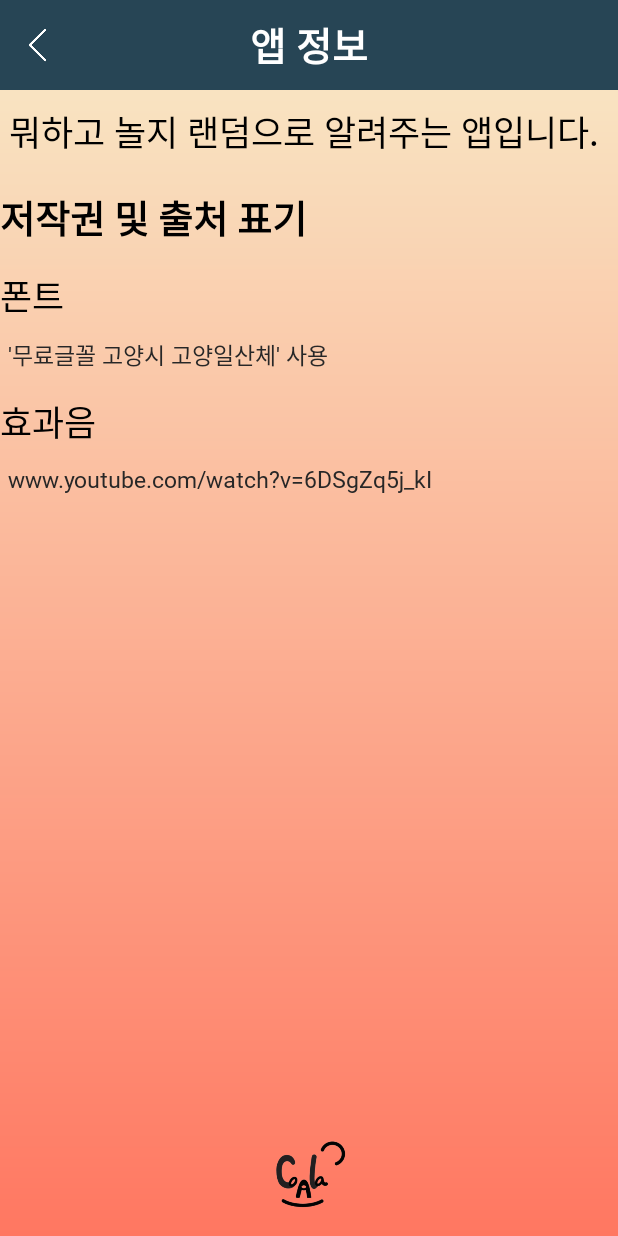
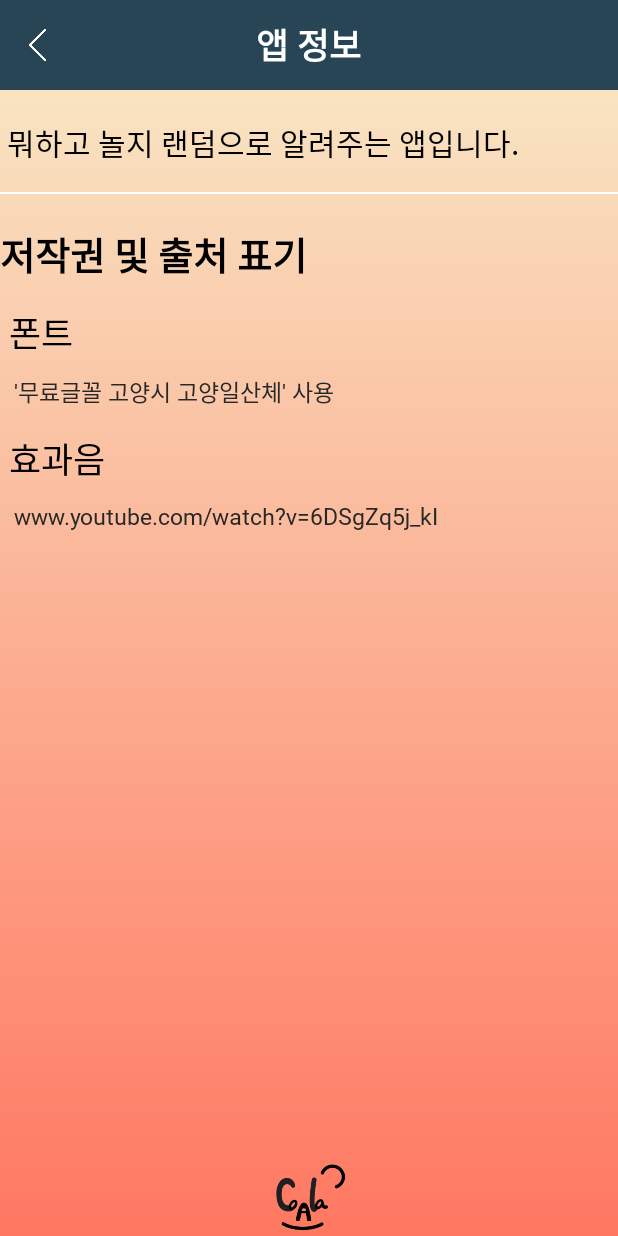
Before and after one commit to hololee/PLAY_APP, an Android app: the AppInfoActivity screen opened directly, with no data from a screen before it, on a phone screen of 412 x 824 dp. Run offline under Robolectric (Android 15) with nearby library versions, the phone set to English and light mode, and no system bars.

Commit message:
인트로 수정 & 글씨크기수정

```diff
--- a/app/src/main/res/drawable/borderline_bottom_white.xml
+++ b/app/src/main/res/drawable/borderline_bottom_white.xml
@@ -8,7 +8,7 @@
         android:top="-10dp">
         <shape android:shape="rectangle">
             <stroke
-                android:width="3dp"
+                android:width="1dp"
                 android:color="#FFFFFF" />
             <solid android:color="#00ff0000"/>
         </shape>
--- a/app/src/main/res/drawable/intro.xml
+++ b/app/src/main/res/drawable/intro.xml
@@ -3,16 +3,15 @@
     <item
         android:drawable="@drawable/background_color"/>
 
-    <item>
-        <bitmap
-            android:gravity="center"
-            android:src="@drawable/logo_title" />
-    </item>
+    <item
+        android:drawable="@drawable/logo_title"
+        android:gravity="center"/>
 
-    <item>
-        <bitmap
-            android:gravity="bottom"
-            android:src="@drawable/coala_s"/>
-    </item>
+    <item
+        android:drawable="@drawable/coala"
+        android:gravity="bottom|center"
+        android:bottom="50dp"
+        android:width="49dp"
+        android:height="49dp"/>
 
 </layer-list>
--- a/app/src/main/res/layout/activity_app_info.xml
+++ b/app/src/main/res/layout/activity_app_info.xml
@@ -38,7 +38,7 @@
             android:gravity="center"
             android:text="앱 정보"
             android:textColor="@color/real_white"
-            android:textSize="26sp"
+            android:textSize="23sp"
             android:textStyle="bold" />
 
     </RelativeLayout>
@@ -49,79 +49,80 @@
         android:layout_height="wrap_content"
         android:layout_below="@+id/top_tap"
         android:layout_marginTop="10dp"
+        android:background="@drawable/borderline_bottom_white"
+        android:fontFamily="@font/system_font"
+        android:paddingTop="10dp"
+        android:paddingBottom="20dp"
         android:text=" 뭐하고 놀지 랜덤으로 알려주는 앱입니다."
+        android:textColor="#000000"
+        android:textSize="20sp" />
+
+    <TextView
+        android:id="@+id/appinfo_source"
+        android:layout_width="match_parent"
+        android:layout_height="wrap_content"
+        android:layout_below="@id/appinfo_main"
+        android:layout_marginTop="20dp"
         android:fontFamily="@font/system_font"
+        android:text="저작권 및 출처 표기"
+        android:textColor="#000000"
+        android:textSize="25sp"
+        android:textStyle="bold" />
+
+    <TextView
+        android:id="@+id/appinfo_fontsource"
+        android:layout_width="match_parent"
+        android:layout_height="wrap_content"
+        android:layout_below="@id/appinfo_source"
+        android:layout_marginTop="15dp"
+        android:fontFamily="@font/system_font"
+        android:text=" 폰트"
         android:textColor="#000000"
         android:textSize="23sp" />
 
     <TextView
+        android:id="@+id/fontsource_main"
         android:layout_width="match_parent"
         android:layout_height="wrap_content"
-        android:id="@+id/appinfo_source"
-        android:text="저작권 및 출처 표기"
+        android:layout_below="@id/appinfo_fontsource"
+        android:layout_marginLeft="5dp"
+        android:layout_marginTop="10dp"
         android:fontFamily="@font/system_font"
-        android:textSize="25sp"
-        android:textColor="#000000"
-        android:textStyle="bold"
-        android:layout_below="@id/appinfo_main"
-        android:layout_marginTop="20dp"
-        />
+        android:text=" '무료글꼴 고양시 고양일산체' 사용"
+        android:textColor="#272727"
+        android:textSize="15sp" />
+
     <TextView
+        android:id="@+id/appinfo_soundsource"
         android:layout_width="match_parent"
         android:layout_height="wrap_content"
-        android:text="폰트"
+        android:layout_below="@id/fontsource_main"
+        android:layout_marginTop="15dp"
         android:fontFamily="@font/system_font"
-        android:layout_below="@id/appinfo_source"
-        android:textSize="23sp"
+        android:text=" 효과음"
         android:textColor="#000000"
-        android:layout_marginTop="15dp"
-        android:id="@+id/appinfo_fontsource"
-        />
+        android:textSize="23sp" />
+
     <TextView
+        android:id="@+id/soundsource_main"
         android:layout_width="match_parent"
         android:layout_height="wrap_content"
+        android:layout_below="@id/appinfo_soundsource"
         android:layout_marginLeft="5dp"
-        android:text="'무료글꼴 고양시 고양일산체' 사용"
+        android:layout_marginTop="10dp"
         android:fontFamily="@font/system_font"
-        android:layout_below="@id/appinfo_fontsource"
-        android:id="@+id/fontsource_main"
+        android:text=" www.youtube.com/watch?v=6DSgZq5j_kI"
         android:textColor="#272727"
-        android:layout_marginTop="10dp"
-        android:textSize="15sp"
-        />
-    <TextView
-        android:layout_width="match_parent"
-        android:layout_height="wrap_content"
-        android:text="효과음"
-        android:fontFamily="@font/system_font"
-        android:layout_below="@id/fontsource_main"
-        android:textSize="23sp"
-        android:textColor="#000000"
-        android:layout_marginTop="15dp"
-        android:id="@+id/appinfo_soundsource"
-        />
-    <TextView
-        android:layout_width="match_parent"
-        android:layout_height="wrap_content"
-        android:layout_marginLeft="5dp"
-        android:text="www.youtube.com/watch?v=6DSgZq5j_kI"
-        android:fontFamily="@font/system_font"
-        android:layout_below="@id/appinfo_soundsource"
-        android:id="@+id/soundsource_main"
-        android:textColor="#272727"
-        android:layout_marginTop="10dp"
-        android:textSize="15sp"
-        />
+        android:textSize="15sp" />
+
     <ImageView
+        android:id="@+id/coala"
         android:layout_width="49dp"
         android:layout_height="49dp"
         android:layout_alignParentBottom="true"
         android:layout_centerHorizontal="true"
-        android:layout_marginBottom="0dp"
         android:adjustViewBounds="true"
-        android:layout_margin="15dp"
         android:scaleType="fitCenter"
-        android:id="@+id/coala"
         android:src="@drawable/coala" />
 
 </RelativeLayout>
--- a/app/src/main/res/layout/activity_play_list.xml
+++ b/app/src/main/res/layout/activity_play_list.xml
@@ -52,7 +52,7 @@
         android:text="추가"
         android:fontFamily="@font/system_font"
         android:textColor="#000000"
-        android:textSize="25sp" />
+        android:textSize="20sp" />
 
     <ImageButton
         android:id="@+id/list_add_btn"
@@ -89,7 +89,7 @@
         android:fontFamily="@font/system_font"
         android:layout_toRightOf="@id/list_del_btn"
         android:textColor="#000000"
-        android:textSize="25sp"
+        android:textSize="20sp"
         android:layout_below="@id/play_list_top"
         android:gravity="center_vertical"
         android:layout_marginRight="10dp"
@@ -100,7 +100,7 @@
         android:layout_height="60dp"
         android:text="초기화"
         android:fontFamily="@font/system_font"
-        android:textSize="25sp"
+        android:textSize="20sp"
         android:layout_toRightOf="@id/reset_btn"
         android:textColor="#000000"
         android:layout_below="@id/play_list_top"
--- a/app/src/main/res/layout/listview_layout.xml
+++ b/app/src/main/res/layout/listview_layout.xml
@@ -11,9 +11,10 @@
         android:layout_width="wrap_content"
         android:layout_height="match_parent"
         android:id="@+id/list_item"
-        android:textSize="30sp"
+        android:textSize="20sp"
         android:fontFamily="@font/system_font"
         android:textColor="#000000"
+        android:textStyle="bold"
         android:background="#00ff0000"
         android:gravity="center"
         android:layout_alignParentLeft="true"
--- a/app/src/main/res/layout/play_list_check_layout.xml
+++ b/app/src/main/res/layout/play_list_check_layout.xml
@@ -40,7 +40,7 @@
         android:layout_width="wrap_content"
         android:layout_height="35dp"
         android:layout_marginStart="30dp"
-        android:layout_marginTop="150dp"
+        android:layout_marginTop="120dp"
         android:fontFamily="@font/system_font"
         android:gravity="center_vertical"
         android:text="장소"
--- a/app/src/main/res/values/styles.xml
+++ b/app/src/main/res/values/styles.xml
@@ -11,12 +11,11 @@
     <style name="introTheme" parent="Theme.AppCompat.Light.NoActionBar">
         <item name="android:windowBackground">@drawable/intro</item>
         <item name="colorPrimaryDark">@color/colorPrimaryDark</item>
-        <item name="android:windowTranslucentNavigation">true</item>
     </style>
 
     <style name="switchTheme" parent="Theme.AppCompat.Light.NoActionBar">
-        <item name="colorControlActivated">#F46236</item>
-        <item name="colorSwitchThumbNormal">#FFFFFF</item>
+        <item name="colorControlActivated">@color/pink</item>
+        <item name="colorSwitchThumbNormal">@color/real_white</item>
     </style>
 
 </resources>
```
Also changed, not shown: app/src/main/res/layout/popup_layout.xml (+12 -12 lines), app/src/main/res/drawable/coala_s.png (deleted).
